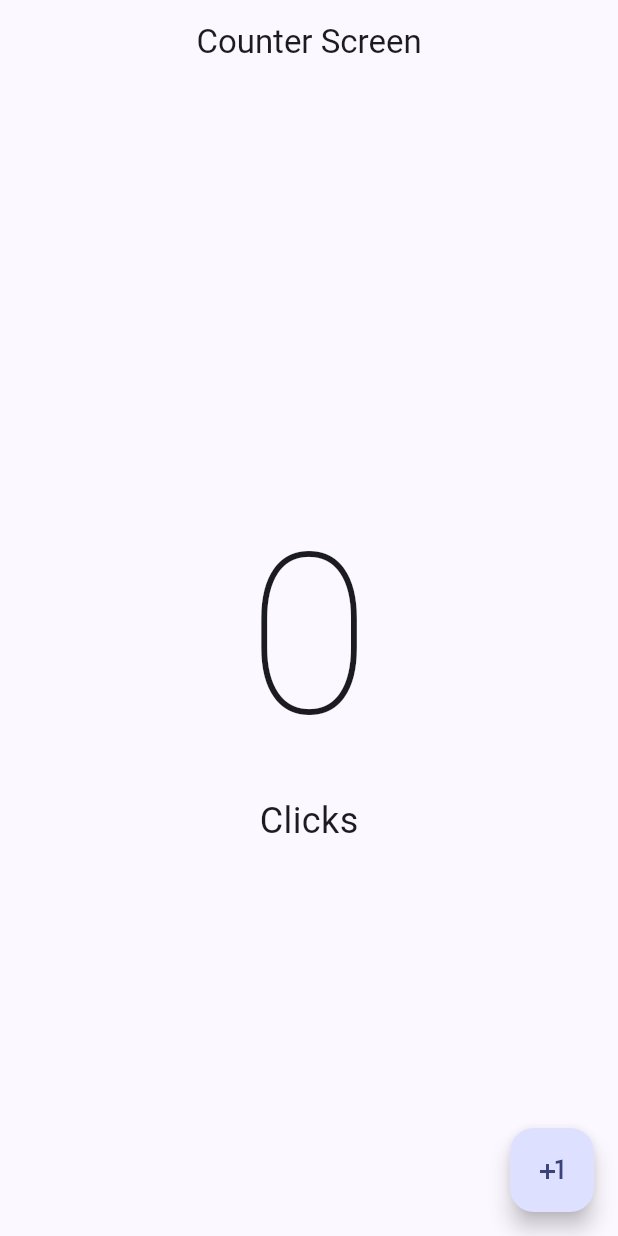
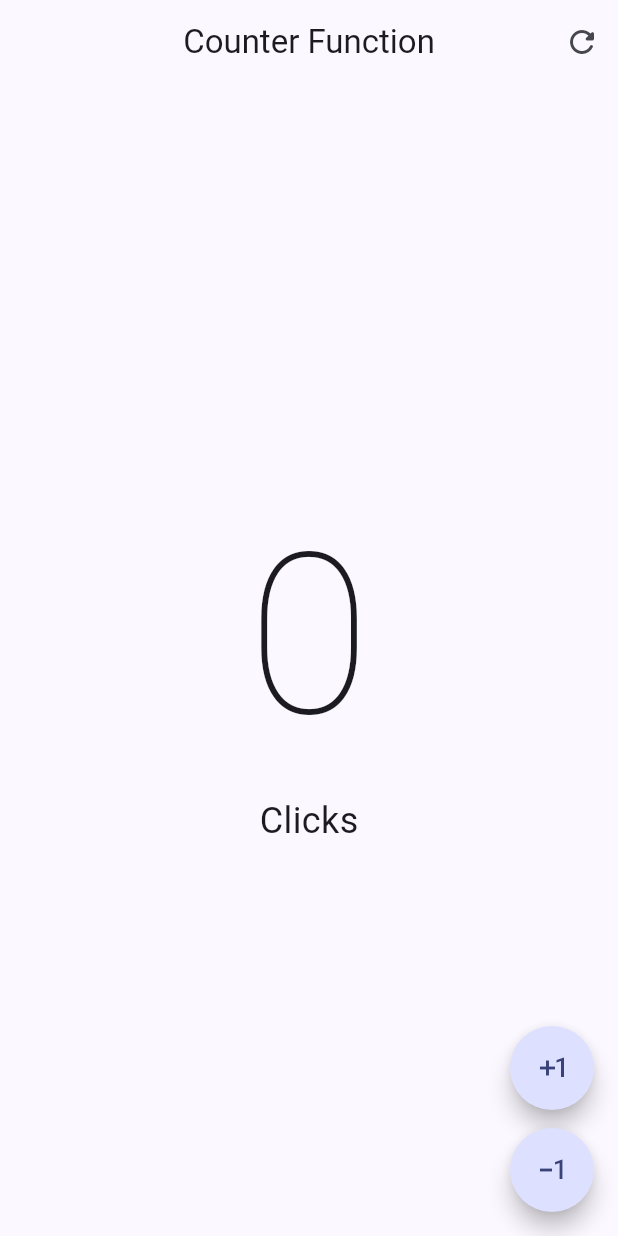
Before and after one commit to luis-sagx/learn-flutter, a Flutter app: the screen it shows after launch, on a phone screen of 412 x 824 dp. Run offline on Flutter 3.47's test engine with Material 3 defaults, Android fonts, the phone set to English and light mode, and no system bars.

Commit message:
widget - custom button

```diff
--- a/mi_app/lib/main.dart
+++ b/mi_app/lib/main.dart
@@ -1,5 +1,5 @@
 import 'package:flutter/material.dart';
-import 'package:mi_app/presentation/screens/counter/counter_screen.dart';
+import 'package:mi_app/presentation/screens/counter/counter_function_screen.dart';
 
 void main() {
   runApp(const MyApp());
@@ -14,7 +14,7 @@ class MyApp extends StatelessWidget {
     return MaterialApp(
       debugShowCheckedModeBanner: false,
       theme: ThemeData(colorSchemeSeed: Colors.indigo),
-      home: const CounterScreen(),
+      home: const CounterFunctionScreen(),
     );
   }
 }
--- /dev/null
+++ b/mi_app/lib/presentation/screens/counter/counter_function_screen.dart
@@ -0,0 +1,86 @@
+import 'package:flutter/material.dart';
+
+class CounterFunctionScreen extends StatefulWidget {
+  const CounterFunctionScreen({super.key});
+
+  @override
+  State<CounterFunctionScreen> createState() => _CounterFunctionScreenState();
+}
+
+class _CounterFunctionScreenState extends State<CounterFunctionScreen> {
+  int clickCounter = 0;
+
+  @override
+  Widget build(BuildContext context) {
+    // Scaffold proporciona una estructura básica para la pantalla, incluyendo AppBar, Body, etc.
+    return Scaffold(
+        appBar: AppBar(
+          title: const Text('Counter Function'),
+          actions: [
+            IconButton(
+              onPressed: () {
+                clickCounter = 0;
+                setState(() {});
+              },
+              icon: const Icon(Icons.refresh_rounded),
+            ),
+          ],
+          centerTitle: true,
+        ),
+        body: Center(
+          child: Column(
+            mainAxisAlignment: MainAxisAlignment.center,
+            children: [
+              Text('$clickCounter',
+                  style: const TextStyle(
+                      fontSize: 150, fontWeight: FontWeight.w100)),
+              Text('Click${clickCounter == 1 ? '' : 's'}',
+                  style: const TextStyle(fontSize: 24)),
+            ],
+          ),
+        ),
+        floatingActionButton: Column(
+          mainAxisAlignment: MainAxisAlignment.end,
+          children: [
+            CustomButton(
+                icon: Icons.exposure_plus_1,
+                onPressed: () {
+                  clickCounter++;
+                  setState(() {});
+                }),
+            const SizedBox(height: 12),
+            CustomButton(
+                icon: Icons.exposure_minus_1,
+                onPressed: () {
+                  clickCounter--;
+                  if (clickCounter < 0) {
+                    clickCounter = 0;
+                  }
+                  setState(() {});
+                }),
+          ],
+        ));
+  }
+}
+
+class CustomButton extends StatelessWidget {
+  final IconData icon;
+  final VoidCallback onPressed;
+
+  const CustomButton({
+    super.key,
+    required this.icon,
+    required this.onPressed,
+  });
+
+  @override
+  Widget build(BuildContext context) {
+    return FloatingActionButton(
+      shape: const StadiumBorder(), // para hacerlo circular
+      onPressed: onPressed,
+      child: Icon(icon),
+    );
+  }
+}
+
+ // stless + tab --> crea un StatelessWidget
--- a/mi_app/lib/presentation/screens/counter/counter_screen.dart
+++ b/mi_app/lib/presentation/screens/counter/counter_screen.dart
@@ -25,7 +25,8 @@ class _CounterScreenState extends State<CounterScreen> {
             Text('$clickCounter',
                 style: const TextStyle(
                     fontSize: 150, fontWeight: FontWeight.w100)),
-            const Text('Clicks', style: TextStyle(fontSize: 24)),
+            Text('Click${clickCounter == 1 ? '' : 's'}',
+                style: const TextStyle(fontSize: 24)),
           ],
         ),
       ),
```
